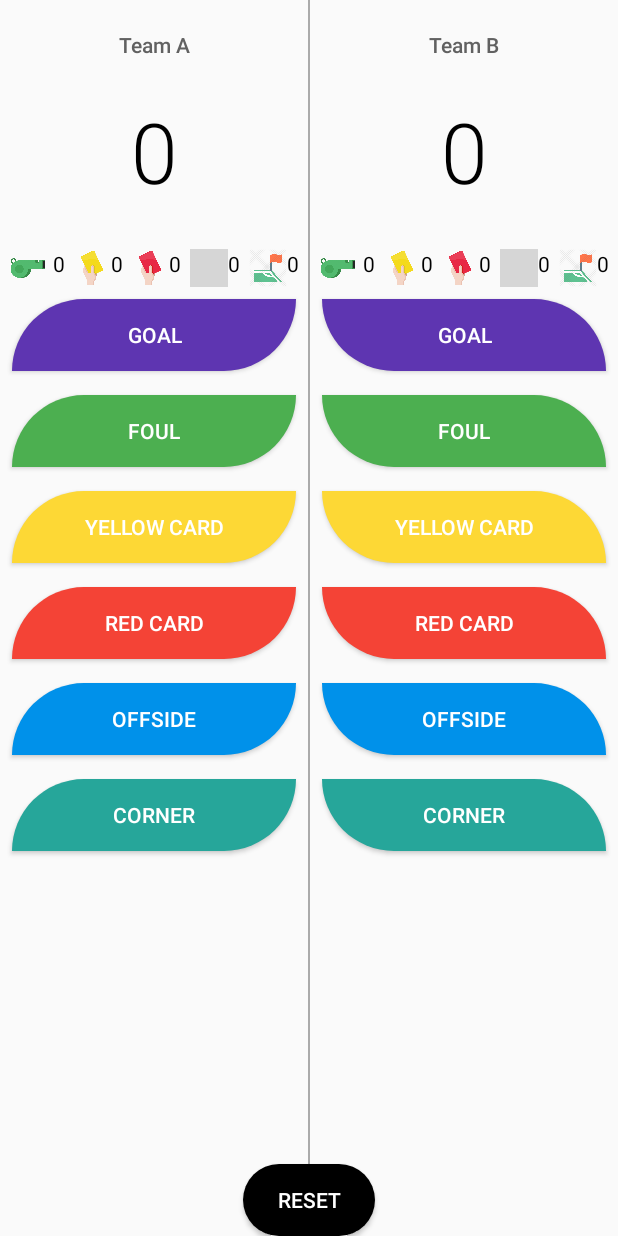
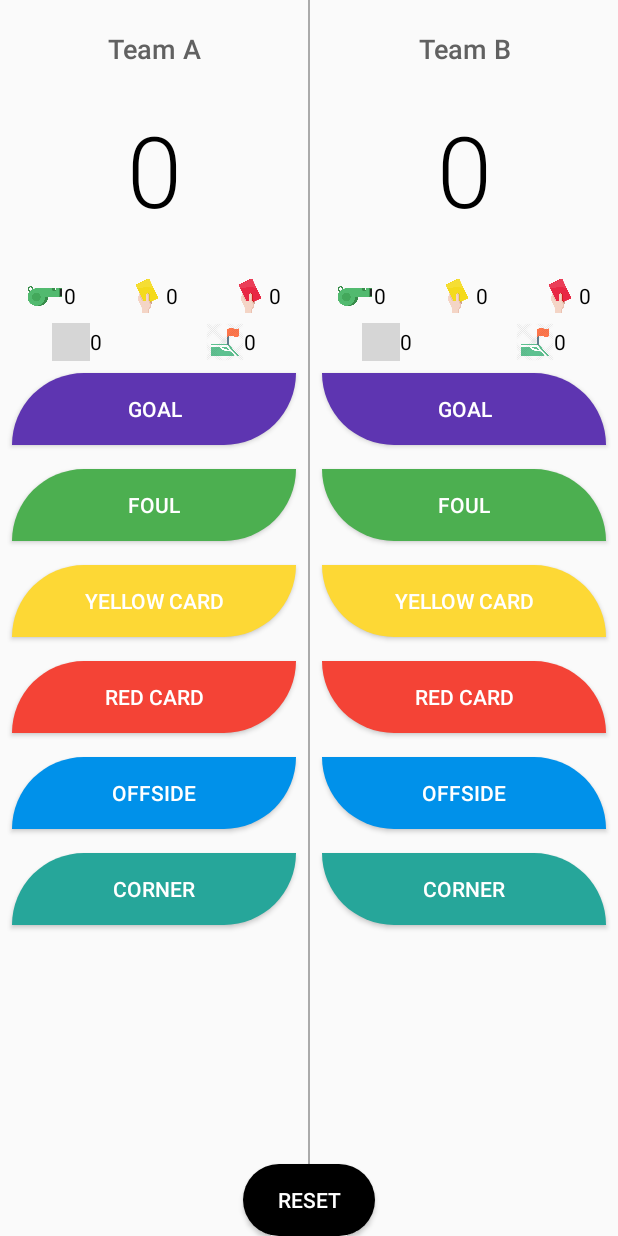
Before and after one commit to SwapnilSrkr/ScoreKeeper, an Android app: the screen it shows after launch (MainActivity), on a phone screen of 412 x 824 dp. Run offline under Robolectric (Android 15) with nearby library versions, the phone set to English and light mode, and no system bars; grey boxes are pictures that could not be loaded.

Commit message:
Updated version 1.0

```diff
--- a/app/src/main/res/layout/activity_main.xml
+++ b/app/src/main/res/layout/activity_main.xml
@@ -2,14 +2,14 @@
 <ScrollView xmlns:android="http://schemas.android.com/apk/res/android"
     android:layout_width="match_parent"
     android:layout_height="match_parent"
-    android:fillViewport="true">
+    android:fillViewport="true"
+    android:scrollbars="none">
 
     <RelativeLayout
         android:layout_width="match_parent"
-        android:layout_height="match_parent">
+        android:layout_height="wrap_content">
 
         <LinearLayout
-            android:id="@+id/layout_1"
             android:layout_width="match_parent"
             android:layout_height="match_parent"
             android:orientation="horizontal">
@@ -29,7 +29,7 @@
                     android:padding="@dimen/padding_4"
                     android:text="@string/team_a"
                     android:textColor="@color/colorTeam"
-                    android:textSize="@dimen/text_14" />
+                    android:textSize="18sp" />
 
                 <TextView
                     android:id="@+id/team_a_score"
@@ -41,7 +41,12 @@
                     android:padding="@dimen/padding_4"
                     android:text="@string/_0"
                     android:textColor="@android:color/black"
-                    android:textSize="@dimen/text_56" />
+                    android:textSize="@dimen/text_66" />
+
+                <LinearLayout
+                    android:layout_width="match_parent"
+                    android:layout_height="wrap_content"
+                    android:orientation="vertical">
 
                     <LinearLayout
                         android:layout_width="match_parent"
@@ -49,30 +54,30 @@
                         android:orientation="horizontal">
 
                         <LinearLayout
-                        android:layout_width="wrap_content"
+                            android:layout_width="@dimen/margin_0"
                             android:layout_height="wrap_content"
                             android:layout_weight="1"
+                            android:gravity="center"
                             android:orientation="horizontal">
 
                             <ImageView
                                 android:layout_width="@dimen/margin_25"
                                 android:layout_height="@dimen/margin_25"
-                            android:layout_marginLeft="@dimen/margin_6"
                                 android:src="@drawable/whistle" />
 
                             <TextView
                                 android:id="@+id/team_a_foul"
                                 android:layout_width="wrap_content"
                                 android:layout_height="wrap_content"
-                            android:layout_marginLeft="@dimen/margin_4"
                                 android:text="@string/_0"
                                 android:textColor="@android:color/black" />
                         </LinearLayout>
 
                         <LinearLayout
-                        android:layout_width="wrap_content"
+                            android:layout_width="@dimen/margin_0"
                             android:layout_height="wrap_content"
                             android:layout_weight="1"
+                            android:gravity="center"
                             android:orientation="horizontal">
 
                             <ImageView
@@ -89,9 +94,10 @@
                         </LinearLayout>
 
                         <LinearLayout
-                        android:layout_width="wrap_content"
+                            android:layout_width="@dimen/margin_0"
                             android:layout_height="wrap_content"
                             android:layout_weight="1"
+                            android:gravity="center"
                             android:orientation="horizontal">
 
                             <ImageView
@@ -106,11 +112,19 @@
                                 android:text="@string/_0"
                                 android:textColor="@android:color/black" />
                         </LinearLayout>
+                    </LinearLayout>
 
                     <LinearLayout
-                        android:layout_width="wrap_content"
+                        android:layout_width="match_parent"
+                        android:layout_height="wrap_content"
+                        android:layout_marginTop="@dimen/margin_5"
+                        android:orientation="horizontal">
+
+                        <LinearLayout
+                            android:layout_width="@dimen/margin_0"
                             android:layout_height="wrap_content"
                             android:layout_weight="1"
+                            android:gravity="center"
                             android:orientation="horizontal">
 
                             <ImageView
@@ -127,9 +141,10 @@
                         </LinearLayout>
 
                         <LinearLayout
-                        android:layout_width="wrap_content"
+                            android:layout_width="@dimen/margin_0"
                             android:layout_height="wrap_content"
                             android:layout_weight="1"
+                            android:gravity="center"
                             android:orientation="horizontal">
 
                             <ImageView
@@ -143,6 +158,7 @@
                                 android:layout_height="wrap_content"
                                 android:text="@string/_0"
                                 android:textColor="@android:color/black" />
+                        </LinearLayout>
                     </LinearLayout>
                 </LinearLayout>
 
@@ -236,7 +252,7 @@
                     android:padding="@dimen/padding_4"
                     android:text="@string/team_b"
                     android:textColor="@color/colorTeam"
-                    android:textSize="@dimen/text_14" />
+                    android:textSize="18sp" />
 
                 <TextView
                     android:id="@+id/team_b_score"
@@ -248,7 +264,12 @@
                     android:padding="@dimen/padding_4"
                     android:text="@string/_0"
                     android:textColor="@android:color/black"
-                    android:textSize="@dimen/text_56" />
+                    android:textSize="@dimen/text_66" />
+
+                <LinearLayout
+                    android:layout_width="match_parent"
+                    android:layout_height="wrap_content"
+                    android:orientation="vertical">
 
                     <LinearLayout
                         android:layout_width="match_parent"
@@ -256,30 +277,30 @@
                         android:orientation="horizontal">
 
                         <LinearLayout
-                        android:layout_width="wrap_content"
+                            android:layout_width="@dimen/margin_0"
                             android:layout_height="wrap_content"
                             android:layout_weight="1"
+                            android:gravity="center"
                             android:orientation="horizontal">
 
                             <ImageView
                                 android:layout_width="@dimen/margin_25"
                                 android:layout_height="@dimen/margin_25"
-                            android:layout_marginLeft="@dimen/margin_6"
                                 android:src="@drawable/whistle" />
 
                             <TextView
                                 android:id="@+id/team_b_foul"
                                 android:layout_width="wrap_content"
                                 android:layout_height="wrap_content"
-                            android:layout_marginLeft="@dimen/margin_4"
                                 android:text="@string/_0"
                                 android:textColor="@android:color/black" />
                         </LinearLayout>
 
                         <LinearLayout
-                        android:layout_width="wrap_content"
+                            android:layout_width="@dimen/margin_0"
                             android:layout_height="wrap_content"
                             android:layout_weight="1"
+                            android:gravity="center"
                             android:orientation="horizontal">
 
                             <ImageView
@@ -296,9 +317,10 @@
                         </LinearLayout>
 
                         <LinearLayout
-                        android:layout_width="wrap_content"
+                            android:layout_width="@dimen/margin_0"
                             android:layout_height="wrap_content"
                             android:layout_weight="1"
+                            android:gravity="center"
                             android:orientation="horizontal">
 
                             <ImageView
@@ -313,11 +335,19 @@
                                 android:text="@string/_0"
                                 android:textColor="@android:color/black" />
                         </LinearLayout>
+                    </LinearLayout>
 
                     <LinearLayout
-                        android:layout_width="wrap_content"
+                        android:layout_width="match_parent"
+                        android:layout_height="wrap_content"
+                        android:layout_marginTop="@dimen/margin_5"
+                        android:orientation="horizontal">
+
+                        <LinearLayout
+                            android:layout_width="@dimen/margin_0"
                             android:layout_height="wrap_content"
                             android:layout_weight="1"
+                            android:gravity="center"
                             android:orientation="horizontal">
 
                             <ImageView
@@ -334,9 +364,10 @@
                         </LinearLayout>
 
                         <LinearLayout
-                        android:layout_width="wrap_content"
+                            android:layout_width="@dimen/margin_0"
                             android:layout_height="wrap_content"
                             android:layout_weight="1"
+                            android:gravity="center"
                             android:orientation="horizontal">
 
                             <ImageView
@@ -350,6 +381,7 @@
                                 android:layout_height="wrap_content"
                                 android:text="@string/_0"
                                 android:textColor="@android:color/black" />
+                        </LinearLayout>
                     </LinearLayout>
                 </LinearLayout>
 
@@ -428,7 +460,7 @@
             android:layout_height="wrap_content"
             android:layout_alignParentBottom="true"
             android:layout_centerHorizontal="true"
-            android:layout_marginTop="@dimen/margin_590"
+            android:layout_marginTop="@dimen/margin_635"
             android:background="@drawable/round_button"
             android:onClick="resetScore"
             android:text="@string/reset"
--- a/app/src/main/res/values/dimens.xml
+++ b/app/src/main/res/values/dimens.xml
@@ -6,12 +6,13 @@
     <dimen name="padding_4">4dp</dimen>
     <dimen name="text_14">14sp</dimen>
     <dimen name="margin_24">24dp</dimen>
-    <dimen name="text_56">56sp</dimen>
+    <dimen name="text_66">66sp</dimen>
     <dimen name="margin_25">25dp</dimen>
     <dimen name="margin_6">6dp</dimen>
     <dimen name="margin_4">4dp</dimen>
     <dimen name="margin_8">8dp</dimen>
     <dimen name="margin_10">10dp</dimen>
     <dimen name="_1">1dp</dimen>
-    <dimen name="margin_590">590dp</dimen>
+    <dimen name="margin_635">635dp</dimen>
+    <dimen name="margin_5">5dp</dimen>
 </resources>
```
Lines whose indentation alone changed are shown as unchanged.
